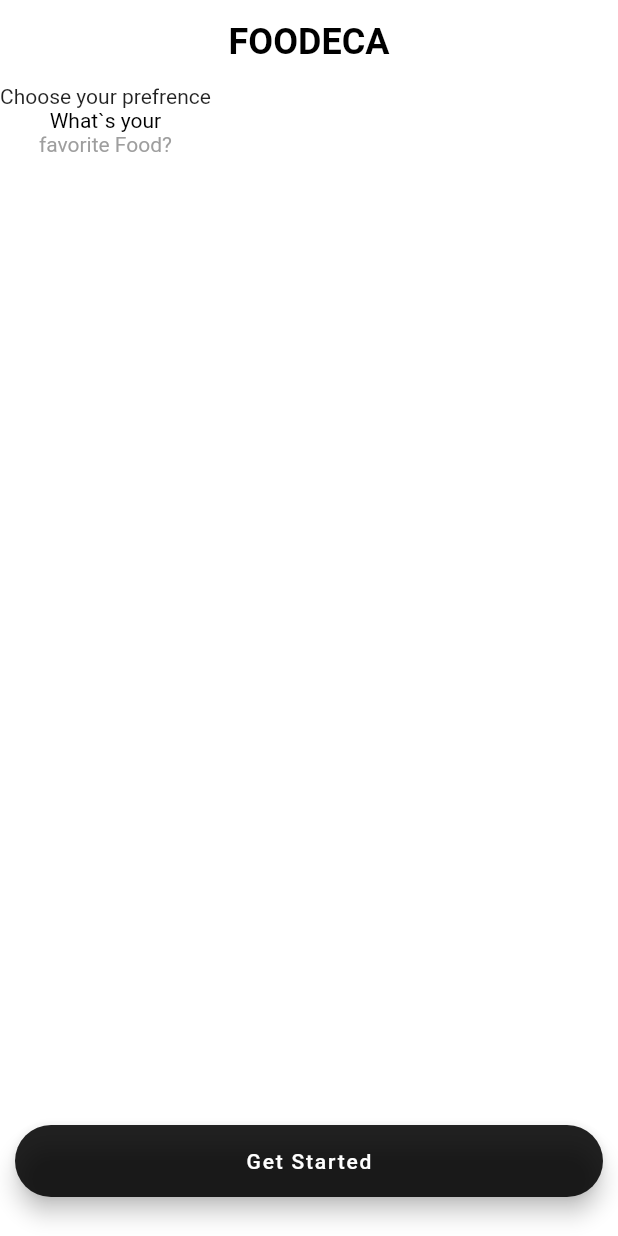
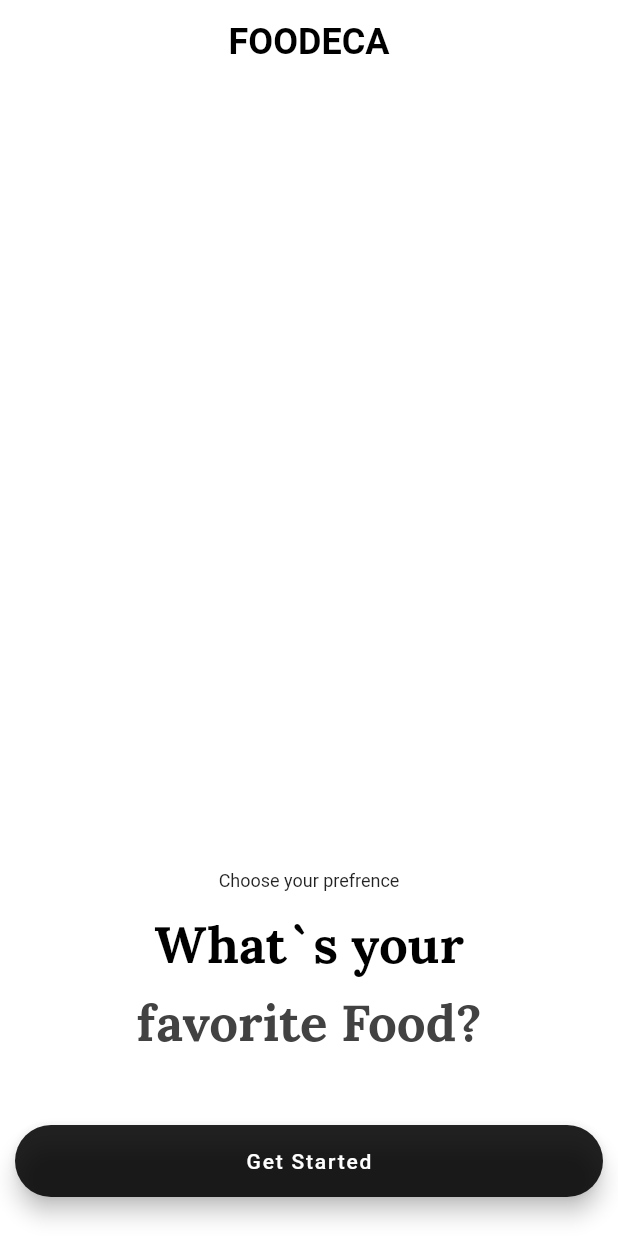
Before and after one commit to radG1t/food_delivery, a Flutter app: the screen it shows after launch, on a phone screen of 412 x 824 dp. Run offline on Flutter 3.47's test engine with Material 2 defaults, Android fonts, the phone set to English and light mode, and no system bars; our stand-ins replace google_fonts.

```diff
--- a/lib/main.dart
+++ b/lib/main.dart
@@ -18,7 +18,7 @@ class MyApp extends StatelessWidget {
       theme: ThemeData(
           //    primarySwatch: Colors.blue,
           ),
-      home: const StartPage(title: 'Flutter Demo Home Page'),
+      home: const StartPage(),
     );
   }
 }
--- a/lib/startPage.dart
+++ b/lib/startPage.dart
@@ -1,9 +1,8 @@
 import 'package:flutter/material.dart';
+import 'package:google_fonts/google_fonts.dart';
 
 class StartPage extends StatelessWidget {
-  const StartPage({super.key, required this.title});
-
-  final String title;
+  const StartPage({super.key});
 
   @override
   Widget build(BuildContext context) {
@@ -19,18 +18,47 @@ class StartPage extends StatelessWidget {
               color: Colors.black, fontWeight: FontWeight.bold, fontSize: 24),
         ),
       ),
-      body: Column(
-        children: const [
-          Text('Choose your prefrence'),
+      body: Center(
+        child: Padding(
+          padding: const EdgeInsets.fromLTRB(0, 0, 0, 120),
+          child: Column(
+            crossAxisAlignment: CrossAxisAlignment.center,
+            mainAxisAlignment: MainAxisAlignment.end,
+            children: [
+              const Text(
+                'Choose your prefrence',
+                style: TextStyle(fontSize: 12),
+              ),
+              const SizedBox(
+                height: 14,
+              ),
               Text(
                 'What`s your',
-            style: TextStyle(color: Colors.black),
+                style: GoogleFonts.lora(
+                  color: Colors.black,
+                  fontSize: 34,
+                  fontWeight: FontWeight.w800,
+                ),
+              ),
+              const SizedBox(
+                height: 8,
               ),
               Text(
                 'favorite Food?',
-            style: TextStyle(color: Colors.grey),
+                style: GoogleFonts.lora(
+                  color: Colors.grey.shade800,
+                  fontSize: 34,
+                  fontWeight: FontWeight.w800,
+                ),
+
+                // style: TextStyle(fontFamily:GoogleFonts(),
+                //     color: Colors.grey,
+                //     fontSize: 34,
+                //     fontWeight: FontWeight.bold),
               ),
             ],
+          ),
+        ),
       ),
       floatingActionButtonLocation: FloatingActionButtonLocation.centerFloat,
       floatingActionButton: Padding(
--- a/pubspec.yaml
+++ b/pubspec.yaml
@@ -36,6 +36,7 @@ dependencies:
   # The following adds the Cupertino Icons font to your application.
   # Use with the CupertinoIcons class for iOS style icons.
   cupertino_icons: ^1.0.2
+  google_fonts: ^3.0.1
 
 dev_dependencies:
   flutter_test:
```
Also changed, not shown: assets/burger.jpeg (added), assets/fries.jpeg (added), assets/macaroni.jpeg (added), assets/pizza.jpeg (added), assets/taco.jpeg (added), pubspec.lock, 1 other file. Lines whose indentation alone changed are shown as unchanged.
